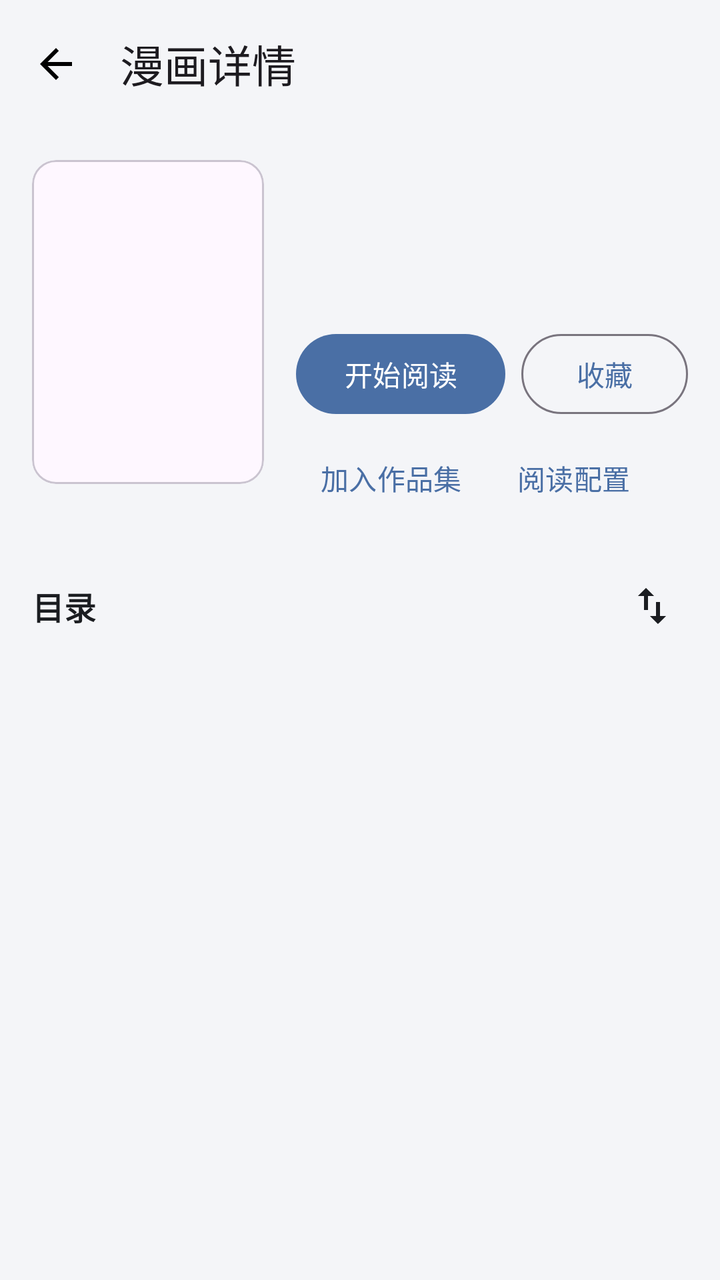
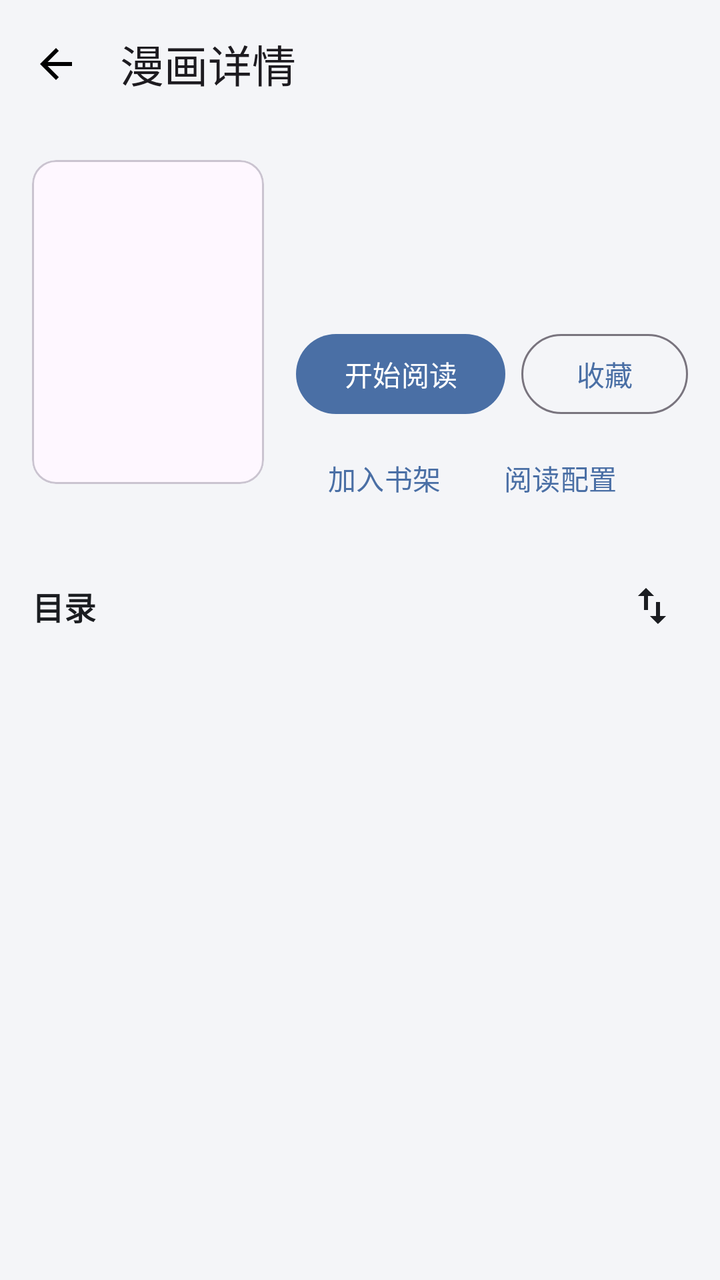

Two renders of the same Android screen: before a commit and after it. Below are the layout's source before the change and the commit's diff.
<!-- AndroidManifest.xml: application theme Theme.ArkReader -->
<!-- res/layout/activity_comic_detail.xml -->
<?xml version="1.0" encoding="utf-8"?>
<LinearLayout xmlns:android="http://schemas.android.com/apk/res/android"
    xmlns:app="http://schemas.android.com/apk/res-auto"
    android:layout_width="match_parent"
    android:layout_height="match_parent"
    android:background="@color/surface_bg"
    android:fitsSystemWindows="true"
    android:orientation="vertical">

    <com.google.android.material.appbar.MaterialToolbar
        android:id="@+id/toolbar"
        android:layout_width="match_parent"
        android:layout_height="wrap_content"
        app:navigationIcon="@drawable/ic_arrow_back"
        app:title="漫画详情" />

    <LinearLayout
        android:layout_width="match_parent"
        android:layout_height="wrap_content"
        android:orientation="horizontal"
        android:padding="16dp">

        <com.google.android.material.card.MaterialCardView
            android:layout_width="116dp"
            android:layout_height="162dp"
            app:cardCornerRadius="12dp"
            app:cardElevation="0dp">

            <ImageView
                android:id="@+id/ivCover"
                android:layout_width="match_parent"
                android:layout_height="match_parent"
                android:scaleType="centerCrop" />
        </com.google.android.material.card.MaterialCardView>

        <LinearLayout
            android:layout_width="0dp"
            android:layout_height="wrap_content"
            android:layout_marginStart="16dp"
            android:layout_weight="1"
            android:orientation="vertical">

            <TextView
                android:id="@+id/tvTitle"
                android:layout_width="match_parent"
                android:layout_height="wrap_content"
                android:textColor="@color/text_primary"
                android:textSize="19sp"
                android:textStyle="bold" />

            <TextView
                android:id="@+id/tvMeta"
                android:layout_width="match_parent"
                android:layout_height="wrap_content"
                android:layout_marginTop="6dp"
                android:textColor="@color/text_secondary"
                android:textSize="13sp" />

            <TextView
                android:id="@+id/tvLastRead"
                android:layout_width="match_parent"
                android:layout_height="wrap_content"
                android:layout_marginTop="4dp"
                android:textColor="@color/text_secondary"
                android:textSize="13sp" />

            <LinearLayout
                android:layout_width="match_parent"
                android:layout_height="wrap_content"
                android:layout_marginTop="12dp"
                android:orientation="horizontal">

                <com.google.android.material.button.MaterialButton
                    android:id="@+id/btnRead"
                    android:layout_width="wrap_content"
                    android:layout_height="wrap_content"
                    android:text="开始阅读" />

                <com.google.android.material.button.MaterialButton
                    android:id="@+id/btnFavorite"
                    style="@style/Widget.Material3.Button.OutlinedButton"
                    android:layout_width="wrap_content"
                    android:layout_height="wrap_content"
                    android:layout_marginStart="8dp"
                    android:text="收藏" />
            </LinearLayout>

            <LinearLayout
                android:layout_width="match_parent"
                android:layout_height="wrap_content"
                android:layout_marginTop="4dp"
                android:orientation="horizontal">

                <com.google.android.material.button.MaterialButton
                    android:id="@+id/btnBookshelf"
                    style="@style/Widget.Material3.Button.TextButton"
                    android:layout_width="wrap_content"
                    android:layout_height="wrap_content"
                    android:text="加入作品集" />

                <com.google.android.material.button.MaterialButton
                    android:id="@+id/btnReaderConfig"
                    style="@style/Widget.Material3.Button.TextButton"
                    android:layout_width="wrap_content"
                    android:layout_height="wrap_content"
                    android:text="阅读配置" />
            </LinearLayout>
        </LinearLayout>
    </LinearLayout>

    <LinearLayout
        android:layout_width="match_parent"
        android:layout_height="wrap_content"
        android:gravity="center_vertical"
        android:orientation="horizontal"
        android:paddingHorizontal="16dp"
        android:paddingVertical="6dp">

        <TextView
            android:id="@+id/tvChapterHeader"
            android:layout_width="0dp"
            android:layout_height="wrap_content"
            android:layout_weight="1"
            android:text="目录"
            android:textColor="@color/text_primary"
            android:textSize="16sp"
            android:textStyle="bold" />

        <ImageButton
            android:id="@+id/btnReverseOrder"
            android:layout_width="36dp"
            android:layout_height="36dp"
            android:background="?attr/selectableItemBackgroundBorderless"
            android:contentDescription="倒序"
            android:src="@drawable/ic_swap_vert"
            app:tint="@color/text_primary" />
    </LinearLayout>

    <androidx.recyclerview.widget.RecyclerView
        android:id="@+id/rvChapters"
        android:layout_width="match_parent"
        android:layout_height="0dp"
        android:layout_weight="1"
        android:paddingHorizontal="12dp" />
</LinearLayout>
<!-- resources referenced by this layout -->
<resources>
  <color name="surface_bg">#F4F5F8</color>
  <color name="text_primary">#1B1D21</color>
  <color name="text_secondary">#5F6368</color>
  <!-- drawable ic_arrow_back (drawable) -->
  <vector xmlns:android="http://schemas.android.com/apk/res/android"
      android:width="24dp"
      android:height="24dp"
      android:viewportWidth="24"
      android:viewportHeight="24">
      <path
          android:fillColor="#FF000000"
          android:pathData="M20,11H7.83l5.59,-5.59L12,4l-8,8 8,8 1.41,-1.41L7.83,13H20v-2z" />
  </vector>
  <!-- drawable ic_swap_vert (drawable) -->
  <vector xmlns:android="http://schemas.android.com/apk/res/android"
      android:width="24dp"
      android:height="24dp"
      android:viewportWidth="24"
      android:viewportHeight="24">
      <path
          android:fillColor="#FF000000"
          android:pathData="M16,17.01V10h-2v7.01h-3L15,21l4,-3.99h-3zM9,3L5,6.99h3V14h2V6.99h3L9,3z" />
  </vector>
  <style name="Theme.ArkReader" parent="Theme.Material3.DayNight.NoActionBar">
          <item name="colorPrimary">#4A6FA5</item>
          <item name="colorPrimaryContainer">#D6E3F7</item>
          <item name="colorOnPrimaryContainer">#132A4A</item>
          <item name="android:windowBackground">@color/surface_bg</item>
          <item name="android:statusBarColor">@android:color/transparent</item>
          <item name="android:navigationBarColor">@android:color/transparent</item>
          <item name="android:windowLightStatusBar">true</item>
      </style>
</resources>

<!-- the commit's change to res/layout/activity_comic_detail.xml (unified diff, before → after) -->
@@ -64,6 +64,17 @@
                 android:textColor="@color/text_secondary"
                 android:textSize="13sp" />
 
+            <TextView
+                android:id="@+id/tvDescription"
+                android:layout_width="match_parent"
+                android:layout_height="wrap_content"
+                android:layout_marginTop="6dp"
+                android:maxLines="3"
+                android:ellipsize="end"
+                android:textColor="@color/text_secondary"
+                android:textSize="13sp"
+                android:visibility="gone" />
+
             <LinearLayout
                 android:layout_width="match_parent"
                 android:layout_height="wrap_content"
@@ -96,7 +107,7 @@
                     style="@style/Widget.Material3.Button.TextButton"
                     android:layout_width="wrap_content"
                     android:layout_height="wrap_content"
-                    android:text="加入作品集" />
+                    android:text="加入书架" />
 
                 <com.google.android.material.button.MaterialButton
                     android:id="@+id/btnReaderConfig"
@@ -126,6 +137,14 @@
             android:textSize="16sp"
             android:textStyle="bold" />
 
+        <com.google.android.material.button.MaterialButton
+            android:id="@+id/btnOfficialWork"
+            style="@style/Widget.Material3.Button.TextButton"
+            android:layout_width="wrap_content"
+            android:layout_height="wrap_content"
+            android:text="打开原作品"
+            android:visibility="gone" />
+
         <ImageButton
             android:id="@+id/btnReverseOrder"
             android:layout_width="36dp"
